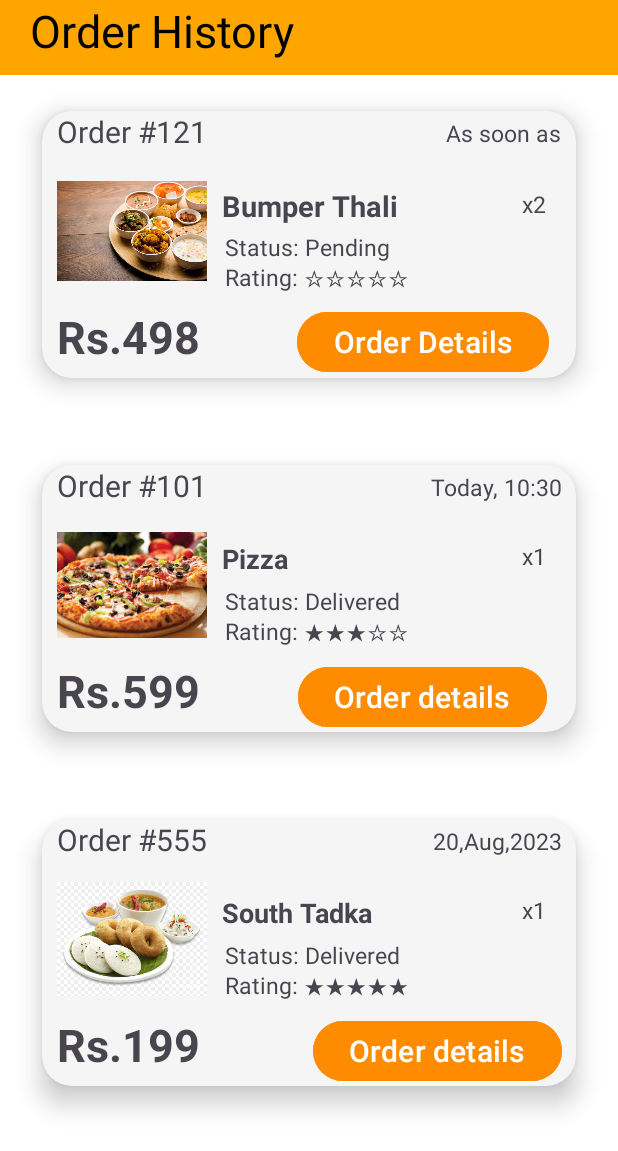
After one commit to atharv2204/Internship-App, an Android app: the layout activity_order_historyadmin.xml on its own in the app's theme, with its tools: preview values and no code run, on a phone screen of 412 x 824 dp. The commit adds this screen. Shown: the top 1151 px of the screen. Run offline under Robolectric (Android 15) with nearby library versions, the phone set to English and light mode, and no system bars; Roboto replaces fonts that are not available here.

Commit message:
27/12/23 hi buddy

```diff
--- a/app/src/main/res/layout/activity_mainpage.xml
+++ b/app/src/main/res/layout/activity_mainpage.xml
@@ -6,45 +6,44 @@
     android:layout_height="match_parent"
     android:scrollbars="none"
     android:background="@color/orange"
-    tools:context=".Mainpage">
+    tools:context=".HomeActivity">
 
     <FrameLayout
         android:layout_width="match_parent"
         android:layout_height="match_parent"
-        android:id="@+id/frame_layout"/>
+        android:id="@+id/frame_layout">
 
+        <com.google.android.material.floatingactionbutton.FloatingActionButton
+            android:id="@+id/fab"
+            android:layout_width="wrap_content"
+            android:layout_height="wrap_content"
+            android:layout_marginTop="650dp"
+            android:src="@drawable/baseline_home_24" />
 
         <com.google.android.material.bottomappbar.BottomAppBar
+            android:id="@+id/bottomappbar"
             android:layout_width="match_parent"
             android:layout_height="wrap_content"
-        android:id="@+id/bottomappbar"
             android:layout_gravity="bottom"
+            app:fabAlignmentMode="center"
+            app:fabAnchorMode="cradle"
             app:fabCradleMargin="10dp"
             app:fabCradleRoundedCornerRadius="40dp"
-        app:fabAlignmentMode="center"
-        app:fabAnchorMode="cradle"
             app:removeEmbeddedFabElevation="true">
 
             <com.google.android.material.bottomnavigation.BottomNavigationView
+                android:id="@+id/bottomnavview"
                 android:layout_width="wrap_content"
                 android:layout_height="match_parent"
-            android:id="@+id/bottomnavview"
                 android:layout_marginEnd="10dp"
+                android:background="@android:color/transparent"
                 app:labelVisibilityMode="labeled"
-            android:background="@android:color/transparent"
                 app:menu="@menu/bottomnav">
 
             </com.google.android.material.bottomnavigation.BottomNavigationView>
 
         </com.google.android.material.bottomappbar.BottomAppBar>
+    </FrameLayout>
 
-<!--    <com.google.android.material.floatingactionbutton.FloatingActionButton-->
-<!--        android:id="@+id/fab"-->
-<!--        android:layout_width="wrap_content"-->
-<!--        android:layout_height="wrap_content"-->
-<!--        android:src="@drawable/baseline_home_24"-->
-<!--        app:layout_anchor="@id/bottomappbar"-->
-<!--        android:layout_marginTop="650dp"-->
-<!--        />-->
 
 </androidx.coordinatorlayout.widget.CoordinatorLayout>
--- /dev/null
+++ b/app/src/main/res/layout/activity_order_historyadmin.xml
@@ -0,0 +1,489 @@
+<?xml version="1.0" encoding="utf-8"?>
+<RelativeLayout xmlns:android="http://schemas.android.com/apk/res/android"
+    android:layout_width="match_parent"
+    android:layout_height="match_parent"
+    xmlns:app="http://schemas.android.com/apk/res-auto"
+    xmlns:tools="http://schemas.android.com/tools">
+
+    <com.google.android.material.bottomnavigation.BottomNavigationView
+        android:id="@+id/bottomNavigationView"
+        android:layout_width="match_parent"
+        android:layout_height="50dp"
+        android:background="@color/orange">
+
+        <TextView
+            android:id="@+id/navigationTitle"
+            android:layout_width="match_parent"
+            android:layout_height="60dp"
+            android:layout_above="@+id/bottomNavigationView"
+            android:gravity="left"
+            android:text="Order History"
+            android:textColor="@android:color/black"
+            android:textSize="30dp"
+            android:layout_marginLeft="20dp"/>
+    </com.google.android.material.bottomnavigation.BottomNavigationView>
+
+    <ScrollView
+        android:layout_width="match_parent"
+        android:layout_height="wrap_content">
+        <RelativeLayout
+            android:layout_width="match_parent"
+            android:layout_height="match_parent"
+            android:background="@color/white">
+
+            <androidx.cardview.widget.CardView
+                android:id="@+id/card1"
+                android:layout_width="match_parent"
+                android:layout_height="wrap_content"
+                android:layout_marginStart="10dp"
+                android:layout_marginTop="50dp"
+                android:layout_marginEnd="10dp"
+                android:layout_marginBottom="10dp"
+                app:cardBackgroundColor="@color/white_smoke"
+                app:cardCornerRadius="20dp"
+                app:cardElevation="10dp"
+                app:cardMaxElevation="12dp"
+                app:cardPreventCornerOverlap="true"
+                app:cardUseCompatPadding="true"
+                tools:ignore="NotSibling">
+
+                <LinearLayout
+                    android:layout_width="match_parent"
+                    android:layout_height="wrap_content"
+                    android:orientation="horizontal">
+
+                    <TextView
+                        android:layout_width="wrap_content"
+                        android:layout_height="wrap_content"
+                        android:text="Order #121"
+                        android:textSize="20dp"
+                        android:layout_marginLeft="10dp"/>
+
+                    <TextView
+                        android:layout_width="match_parent"
+                        android:layout_height="wrap_content"
+                        android:layout_gravity="right"
+                        android:layout_marginRight="10dp"
+                        android:gravity="right"
+                        android:paddingTop="4dp"
+                        android:text="As soon as"
+                        android:textSize="15dp"
+                        tools:ignore="TextSizeCheck" />
+
+                </LinearLayout>
+
+                <LinearLayout
+                    android:layout_width="match_parent"
+                    android:layout_height="wrap_content"
+                    android:layout_marginTop="30dp"
+                    android:orientation="horizontal">
+
+
+                    <ImageView
+                        android:layout_width="100dp"
+                        android:layout_height="100dp"
+                        android:layout_marginLeft="10dp"
+                        android:src="@drawable/offer3" />
+
+                    <TextView
+                        android:layout_width="wrap_content"
+                        android:layout_height="wrap_content"
+                        android:layout_marginLeft="10dp"
+                        android:layout_marginTop="20dp"
+                        android:text="Bumper Thali"
+                        android:textSize="19dp"
+                        android:textStyle="bold"
+                        tools:ignore="TextSizeCheck" />
+
+                    <TextView
+                        android:layout_width="match_parent"
+                        android:layout_height="wrap_content"
+                        android:layout_marginTop="17dp"
+                        android:layout_marginRight="20dp"
+                        android:gravity="right"
+                        android:text="x2"
+                        android:textSize="15dp"
+                        tools:ignore="TextSizeCheck" />
+
+                </LinearLayout>
+
+                <LinearLayout
+                    android:layout_width="match_parent"
+                    android:layout_height="wrap_content"
+                    android:layout_marginTop="30dp"
+                    android:orientation="horizontal">
+
+
+                    <ImageView
+                        android:layout_width="100dp"
+                        android:layout_height="100dp"
+                        android:layout_marginLeft="10dp"
+                        android:src="@drawable/offer3" />
+
+                    <TextView
+                        android:layout_width="match_parent"
+                        android:layout_height="wrap_content"
+                        android:layout_marginTop="50dp"
+                        android:layout_marginRight="30dp"
+                        android:text="   Status: Pending"
+                        android:textSize="15dp"
+                        tools:ignore="TextSizeCheck" />
+                </LinearLayout>
+
+                <LinearLayout
+                    android:layout_width="match_parent"
+                    android:layout_height="wrap_content"
+                    android:layout_marginTop="30dp"
+                    android:orientation="horizontal">
+
+
+                    <ImageView
+                        android:layout_width="100dp"
+                        android:layout_height="100dp"
+                        android:layout_marginLeft="10dp"
+                        android:src="@drawable/offer3" />
+
+                    <TextView
+                        android:layout_width="match_parent"
+                        android:layout_height="wrap_content"
+                        android:layout_marginTop="70dp"
+                        android:layout_marginRight="30dp"
+
+                        android:text="   Rating: ☆☆☆☆☆"
+                        android:textSize="15dp"
+                        tools:ignore="TextSizeCheck" />
+                </LinearLayout>
+
+                <RelativeLayout
+                    android:layout_width="match_parent"
+                    android:layout_height="wrap_content"
+                    android:orientation="horizontal" >
+
+                    <TextView
+                        android:layout_width="wrap_content"
+                        android:layout_height="match_parent"
+                        android:layout_marginLeft="10dp"
+                        android:layout_marginTop="130dp"
+                        android:text="Rs.498"
+                        android:textSize="30dp"
+                        android:textStyle="bold" />
+
+
+                    <Button
+                        android:layout_width="wrap_content"
+                        android:layout_height="wrap_content"
+                        android:layout_marginLeft="170dp"
+                        android:layout_marginTop="130dp"
+                        android:backgroundTint="#ff8c00"
+                        android:text="Order Details"
+                        android:textSize="20dp" />
+                </RelativeLayout>
+
+
+            </androidx.cardview.widget.CardView>
+
+
+            <androidx.cardview.widget.CardView
+                android:id="@+id/card2"
+                android:layout_width="match_parent"
+                android:layout_height="wrap_content"
+                android:layout_marginStart="10dp"
+
+                android:layout_marginEnd="10dp"
+                android:layout_marginBottom="10dp"
+                app:cardBackgroundColor="@color/white_smoke"
+                app:cardCornerRadius="20dp"
+                app:cardElevation="10dp"
+                app:cardMaxElevation="12dp"
+                app:cardPreventCornerOverlap="true"
+                app:cardUseCompatPadding="true"
+                tools:ignore="NotSibling"
+                android:layout_below="@id/card1">
+
+                <LinearLayout
+                    android:layout_width="match_parent"
+                    android:layout_height="wrap_content"
+                    android:orientation="horizontal">
+
+                    <TextView
+                        android:layout_width="wrap_content"
+                        android:layout_height="wrap_content"
+                        android:text="Order #101"
+                        android:textSize="20dp"
+                        android:layout_marginLeft="10dp"/>
+
+                    <TextView
+                        android:layout_width="match_parent"
+                        android:layout_height="wrap_content"
+                        android:layout_gravity="right"
+                        android:layout_marginRight="10dp"
+                        android:gravity="right"
+                        android:paddingTop="4dp"
+                        android:text="Today, 10:30"
+                        android:textSize="15dp"
+                        tools:ignore="TextSizeCheck" />
+
+                </LinearLayout>
+
+                <LinearLayout
+                    android:layout_width="match_parent"
+                    android:layout_height="wrap_content"
+                    android:orientation="horizontal"
+                    android:layout_marginTop="30dp">
+
+                    <ImageView
+                        android:layout_width="100dp"
+                        android:layout_height="100dp"
+                        android:src="@drawable/image2"
+                        android:layout_marginLeft="10dp"/>
+
+                    <TextView
+                        android:layout_width="wrap_content"
+                        android:layout_height="wrap_content"
+                        android:layout_marginLeft="10dp"
+                        android:layout_marginTop="20dp"
+                        android:text="Pizza"
+                        android:textSize="18dp"
+                        android:textStyle="bold"
+                        tools:ignore="TextSizeCheck" />
+
+                    <TextView
+                        android:layout_width="match_parent"
+                        android:layout_height="wrap_content"
+                        android:layout_marginTop="17dp"
+                        android:layout_marginRight="20dp"
+                        android:gravity="right"
+                        android:text="x1"
+                        android:textSize="15dp"
+                        tools:ignore="TextSizeCheck" />
+                </LinearLayout>
+
+                <LinearLayout
+                    android:layout_width="match_parent"
+                    android:layout_height="wrap_content"
+                    android:layout_marginTop="30dp"
+                    android:orientation="horizontal">
+
+
+                    <ImageView
+                        android:layout_width="100dp"
+                        android:layout_height="100dp"
+                        android:layout_marginLeft="10dp"
+                        android:src="@drawable/image2" />
+
+                    <TextView
+                        android:layout_width="match_parent"
+                        android:layout_height="wrap_content"
+                        android:layout_marginTop="50dp"
+                        android:layout_marginRight="30dp"
+                        android:text="   Status: Delivered"
+                        android:textSize="15dp"
+                        tools:ignore="TextSizeCheck" />
+                </LinearLayout>
+
+                <LinearLayout
+                    android:layout_width="match_parent"
+                    android:layout_height="wrap_content"
+                    android:layout_marginTop="30dp"
+                    android:orientation="horizontal">
+
+
+                    <ImageView
+                        android:layout_width="100dp"
+                        android:layout_height="100dp"
+                        android:layout_marginLeft="10dp"
+                        android:src="@drawable/image2" />
+
+                    <TextView
+                        android:layout_width="match_parent"
+                        android:layout_height="wrap_content"
+                        android:layout_marginTop="70dp"
+                        android:layout_marginRight="30dp"
+
+                        android:text="   Rating: ★★★☆☆"
+                        android:textSize="15dp"
+                        tools:ignore="TextSizeCheck" />
+                </LinearLayout>
+
+                <LinearLayout
+                    android:layout_width="match_parent"
+                    android:layout_height="wrap_content"
+                    android:orientation="horizontal" >
+                    <TextView
+                        android:layout_width="wrap_content"
+                        android:layout_height="wrap_content"
+                        android:text="Rs.599"
+                        android:textSize="30dp"
+                        android:layout_marginTop="130dp"
+                        android:layout_marginLeft="10dp"
+                        android:textStyle="bold"/>
+
+                    <Button
+                        android:layout_width="wrap_content"
+                        android:layout_height="wrap_content"
+                        android:layout_marginLeft="65dp"
+                        android:layout_marginTop="130dp"
+                        android:backgroundTint="#ff8c00"
+                        android:text="Order details"
+                        android:textSize="20dp" />
+                </LinearLayout>
+
+
+            </androidx.cardview.widget.CardView>
+
+            <androidx.cardview.widget.CardView
+                android:id="@+id/card3"
+                android:layout_width="match_parent"
+                android:layout_height="wrap_content"
+                android:layout_marginStart="10dp"
+
+                android:layout_marginEnd="10dp"
+                android:layout_marginBottom="70dp"
+                app:cardBackgroundColor="@color/white_smoke"
+                app:cardCornerRadius="20dp"
+                app:cardElevation="10dp"
+                app:cardMaxElevation="12dp"
+                app:cardPreventCornerOverlap="true"
+                app:cardUseCompatPadding="true"
+                tools:ignore="NotSibling"
+                android:layout_below="@id/card2">
+
+                <LinearLayout
+                    android:layout_width="match_parent"
+                    android:layout_height="wrap_content"
+                    android:orientation="horizontal">
+
+                    <TextView
+                        android:layout_width="wrap_content"
+                        android:layout_height="wrap_content"
+                        android:text="Order #555"
+                        android:textSize="20dp"
+                        android:layout_marginLeft="10dp"/>
+
+                    <TextView
+                        android:layout_width="match_parent"
+                        android:layout_height="wrap_content"
+                        android:layout_gravity="right"
+                        android:layout_marginRight="10dp"
+                        android:gravity="right"
+                        android:paddingTop="4dp"
+                        android:text="20,Aug,2023"
+                        android:textSize="15dp"
+                        tools:ignore="TextSizeCheck" />
+
+                </LinearLayout>
+
+                <LinearLayout
+                    android:layout_width="match_parent"
+                    android:layout_height="wrap_content"
+                    android:layout_marginTop="30dp"
+                    android:orientation="horizontal">
+
+                    <ImageView
+                        android:layout_width="100dp"
+                        android:layout_height="100dp"
+                        android:layout_marginLeft="10dp"
+                        android:src="@drawable/image1" />
+
+                    <TextView
+                        android:id="@id/South"
+                        android:layout_width="wrap_content"
+                        android:layout_height="wrap_content"
+                        android:layout_marginLeft="10dp"
+                        android:layout_marginTop="20dp"
+                        android:text="South Tadka"
+                        android:textSize="18dp"
+                        android:textStyle="bold"
+                        tools:ignore="TextSizeCheck" />
+
+                    <TextView
+                        android:layout_width="match_parent"
+                        android:layout_height="wrap_content"
+                        android:layout_marginTop="17dp"
+                        android:layout_marginRight="20dp"
+                        android:gravity="right"
+                        android:text="x1"
+                        android:textSize="15dp"
+                        tools:ignore="TextSizeCheck" />
+
+                </LinearLayout>
+
+                <LinearLayout
+                    android:layout_width="match_parent"
+                    android:layout_height="wrap_content"
+                    android:layout_marginTop="30dp"
+                    android:orientation="horizontal">
+
+                    <ImageView
+                        android:layout_width="100dp"
+                        android:layout_height="100dp"
+                        android:layout_marginLeft="10dp"
+                        android:src="@drawable/image1" />
+
+                    <TextView
+                        android:layout_width="match_parent"
+                        android:layout_height="wrap_content"
+                        android:layout_marginTop="50dp"
+                        android:layout_marginRight="30dp"
+                        android:text="   Status: Delivered"
+                        android:textSize="15dp"
+                        tools:ignore="TextSizeCheck" />
+
+                </LinearLayout>
+
+                <LinearLayout
+                    android:layout_width="match_parent"
+                    android:layout_height="wrap_content"
+                    android:layout_marginTop="30dp"
+                    android:orientation="horizontal">
+
+
+                    <ImageView
+                        android:layout_width="100dp"
+                        android:layout_height="100dp"
+                        android:layout_marginLeft="10dp"
+                        android:src="@drawable/image1" />
+
+                    <TextView
+                        android:layout_width="match_parent"
+                        android:layout_height="wrap_content"
+                        android:layout_marginTop="70dp"
+                        android:layout_marginRight="30dp"
+
+                        android:text="   Rating: ★★★★★"
+                        android:textSize="15dp"
+                        tools:ignore="TextSizeCheck" />
+                </LinearLayout>
+
+
+                <LinearLayout
+                    android:layout_width="match_parent"
+                    android:layout_height="wrap_content"
+                    android:orientation="horizontal" >
+                    <TextView
+                        android:layout_width="wrap_content"
+                        android:layout_height="wrap_content"
+                        android:text="Rs.199"
+                        android:textSize="30dp"
+                        android:layout_marginTop="130dp"
+                        android:layout_marginLeft="10dp"
+                        android:textStyle="bold"/>
+                    <Button
+                        android:layout_width="wrap_content"
+                        android:layout_height="wrap_content"
+                        android:layout_marginTop="130dp"
+                        android:layout_marginLeft="75dp"
+                        android:backgroundTint="#ff8c00"
+                        android:text="Order details"
+                        android:textSize="20dp" />
+                </LinearLayout>
+
+
+            </androidx.cardview.widget.CardView>
+
+        </RelativeLayout>
+
+
+    </ScrollView>
+
+</RelativeLayout>
```
Lines whose indentation alone changed are shown as unchanged.
